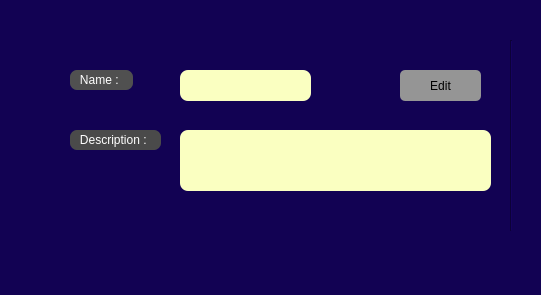
sabasheikhi/ap_project, file client_apProject/editorganizationclass.ui: the form before one commit.
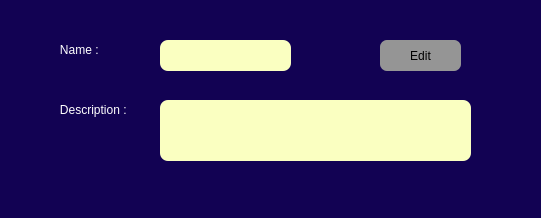
The form after the commit.

Diff of the .ui file:
```diff
--- a/client_apProject/editorganizationclass.ui
+++ b/client_apProject/editorganizationclass.ui
@@ -7,7 +7,7 @@
     <x>0</x>
     <y>0</y>
     <width>541</width>
-    <height>295</height>
+    <height>218</height>
    </rect>
   </property>
   <property name="windowTitle">
@@ -19,15 +19,15 @@
   <widget class="QLabel" name="descriptionLabel">
    <property name="geometry">
     <rect>
-     <x>70</x>
-     <y>130</y>
-     <width>91</width>
+     <x>50</x>
+     <y>100</y>
+     <width>101</width>
      <height>20</height>
     </rect>
    </property>
    <property name="styleSheet">
     <string notr="true">color: rgb(255, 255, 255);
-background-color: rgb(74, 74, 74);
+
 border-radius:7px;</string>
    </property>
    <property name="text">
@@ -37,8 +37,8 @@
   <widget class="QTextEdit" name="descriptionLineEdit">
    <property name="geometry">
     <rect>
-     <x>180</x>
-     <y>130</y>
+     <x>160</x>
+     <y>100</y>
      <width>311</width>
      <height>61</height>
     </rect>
@@ -48,33 +48,11 @@
 border-radius:8px;</string>
    </property>
   </widget>
-  <widget class="Line" name="line">
-   <property name="geometry">
-    <rect>
-     <x>501</x>
-     <y>40</y>
-     <width>20</width>
-     <height>191</height>
-    </rect>
-   </property>
-   <property name="font">
-    <font>
-     <pointsize>12</pointsize>
-    </font>
-   </property>
-   <property name="styleSheet">
-    <string notr="true">color: rgb(250, 255, 193);
-color: rgb(255, 255, 255);</string>
-   </property>
-   <property name="orientation">
-    <enum>Qt::Vertical</enum>
-   </property>
-  </widget>
   <widget class="QLineEdit" name="nameLineEdit">
    <property name="geometry">
     <rect>
-     <x>180</x>
-     <y>70</y>
+     <x>160</x>
+     <y>40</y>
      <width>131</width>
      <height>31</height>
     </rect>
@@ -87,15 +65,15 @@
   <widget class="QLabel" name="Name">
    <property name="geometry">
     <rect>
-     <x>70</x>
-     <y>70</y>
+     <x>50</x>
+     <y>40</y>
      <width>63</width>
      <height>20</height>
     </rect>
    </property>
    <property name="styleSheet">
     <string notr="true">color: rgb(255, 255, 255);
-background-color: rgb(80, 80, 80);
+
 border-radius:7px;</string>
    </property>
    <property name="text">
@@ -105,15 +83,15 @@
   <widget class="QPushButton" name="editButton">
    <property name="geometry">
     <rect>
-     <x>400</x>
-     <y>70</y>
+     <x>380</x>
+     <y>40</y>
      <width>81</width>
      <height>31</height>
     </rect>
    </property>
    <property name="styleSheet">
     <string notr="true">background-color: rgb(149, 149, 149);
-border-radius:5px;</string>
+border-radius:7px;</string>
    </property>
    <property name="text">
     <string>Edit</string>
```
